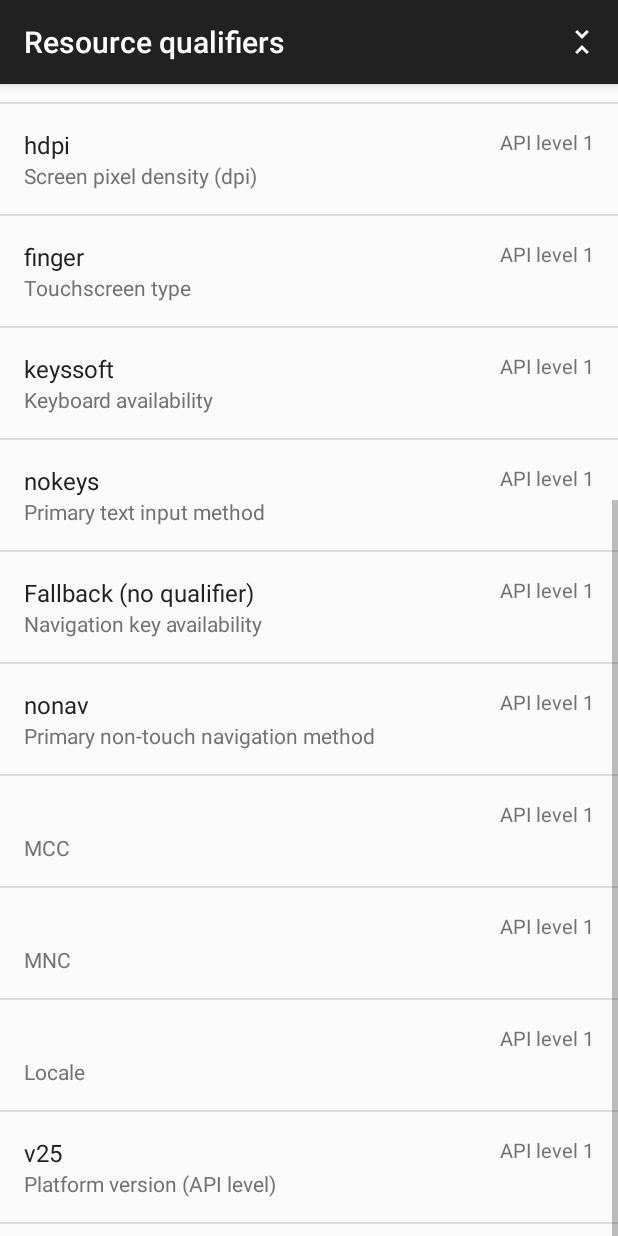
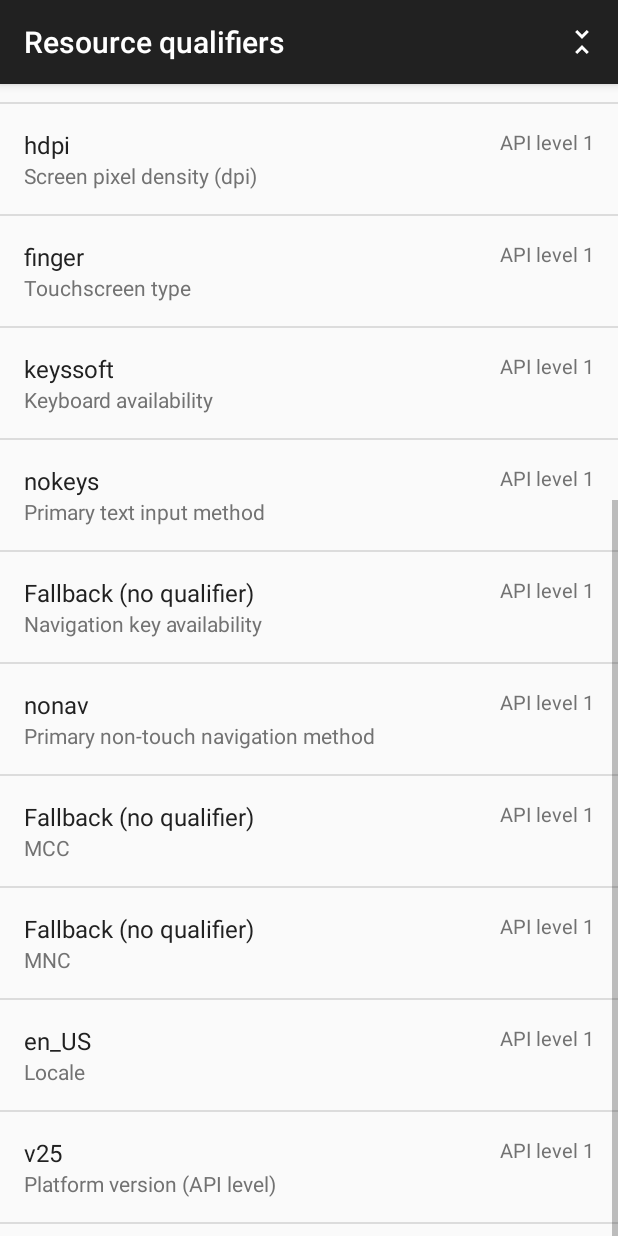
Before and after one commit to roys/java-android-developertools, an Android app: the ResourceQualifiersActivity screen opened directly, with no data from a screen before it, scrolled down 434 dp, on a phone screen of 412 x 824 dp. Run offline under Robolectric (Android 15) with nearby library versions, the phone set to English and light mode, and no system bars.

Commit message:
Added MCC, MNC and locale.

```diff
--- a/app/src/main/java/com/roysolberg/android/developertools/ui/fragment/ResourceQualifiersFragment.java
+++ b/app/src/main/java/com/roysolberg/android/developertools/ui/fragment/ResourceQualifiersFragment.java
@@ -1,5 +1,6 @@
 package com.roysolberg.android.developertools.ui.fragment;
 
+import android.content.res.Configuration;
 import android.os.Bundle;
 import android.support.annotation.Nullable;
 import android.support.v4.app.Fragment;
@@ -9,6 +10,7 @@ import android.view.MenuInflater;
 import android.view.MenuItem;
 import android.view.View;
 import android.view.ViewGroup;
+import android.widget.TextView;
 
 import com.roysolberg.android.developertools.AppSettings;
 import com.roysolberg.android.developertools.R;
@@ -31,6 +33,27 @@ public class ResourceQualifiersFragment extends Fragment {
             return inflater.inflate(R.layout.fragment_resource_qualifiers_collapsed, container, false);
         }
         return inflater.inflate(R.layout.fragment_resource_qualifiers_expanded, container, false);
+    }
+
+    @Override
+    public void onViewCreated(View view, @Nullable Bundle savedInstanceState) {
+        super.onViewCreated(view, savedInstanceState);
+        setUpManualResourceQualifiers(view);
+    }
+
+    private void setUpManualResourceQualifiers(View view) {
+        Configuration configuration = getResources().getConfiguration();
+        String mcc = getString(R.string.fallback_no_qualifier);
+        if(configuration.mcc != 0){
+            mcc = Integer.toString(configuration.mcc);
+        }
+        String mnc = getString(R.string.fallback_no_qualifier);
+        if(configuration.mnc != 0){
+            mnc = Integer.toString(configuration.mnc);
+        }
+        ((TextView)view.findViewById(R.id.textView_mcc)).setText(mcc);
+        ((TextView)view.findViewById(R.id.textView_mnc)).setText(mnc);
+        ((TextView)view.findViewById(R.id.textView_locale)).setText(configuration.locale.toString());
     }
 
     @Override
--- a/app/src/main/res/layout/fragment_resource_qualifiers_expanded.xml
+++ b/app/src/main/res/layout/fragment_resource_qualifiers_expanded.xml
@@ -1,5 +1,6 @@
 <?xml version="1.0" encoding="utf-8"?>
 <LinearLayout xmlns:android="http://schemas.android.com/apk/res/android"
+    xmlns:tools="http://schemas.android.com/tools"
     android:layout_width="match_parent"
     android:layout_height="match_parent"
     android:orientation="vertical"
@@ -612,7 +613,7 @@
         android:layout_height="wrap_content">
 
         <TextView
-            android:id="@+id/textView13"
+            android:id="@+id/textView_mcc"
             android:layout_width="match_parent"
             android:layout_height="wrap_content"
             android:ellipsize="end"
@@ -622,12 +623,14 @@
             android:paddingTop="16dp"
             android:singleLine="true"
             android:textColor="@color/primary_text"
-            android:textSize="16sp" />
+
+            android:textSize="16sp"
+            tools:text="242" />
 
         <TextView
             android:layout_width="match_parent"
             android:layout_height="wrap_content"
-            android:layout_below="@+id/textView13"
+            android:layout_below="@+id/textView_mcc"
             android:ellipsize="end"
             android:fontFamily="sans-serif"
             android:paddingBottom="16dp"
@@ -661,7 +664,7 @@
         android:layout_height="wrap_content">
 
         <TextView
-            android:id="@+id/textView14"
+            android:id="@+id/textView_mnc"
             android:layout_width="match_parent"
             android:layout_height="wrap_content"
             android:ellipsize="end"
@@ -671,12 +674,13 @@
             android:paddingTop="16dp"
             android:singleLine="true"
             android:textColor="@color/primary_text"
-            android:textSize="16sp" />
+            android:textSize="16sp"
+            tools:text="2" />
 
         <TextView
             android:layout_width="match_parent"
             android:layout_height="wrap_content"
-            android:layout_below="@+id/textView14"
+            android:layout_below="@+id/textView_mnc"
             android:ellipsize="end"
             android:fontFamily="sans-serif"
             android:paddingBottom="16dp"
@@ -710,7 +714,7 @@
         android:layout_height="wrap_content">
 
         <TextView
-            android:id="@+id/textView15"
+            android:id="@+id/textView_locale"
             android:layout_width="match_parent"
             android:layout_height="wrap_content"
             android:ellipsize="end"
@@ -720,12 +724,13 @@
             android:paddingTop="16dp"
             android:singleLine="true"
             android:textColor="@color/primary_text"
-            android:textSize="16sp" />
+            android:textSize="16sp"
+            tools:text="nb_NO" />
 
         <TextView
             android:layout_width="match_parent"
             android:layout_height="wrap_content"
-            android:layout_below="@+id/textView15"
+            android:layout_below="@+id/textView_locale"
             android:ellipsize="end"
             android:fontFamily="sans-serif"
             android:paddingBottom="16dp"
```
Also changed, not shown: app/src/main/res/layout/fragment_resource_qualifiers_collapsed.xml (+10 -6 lines).
